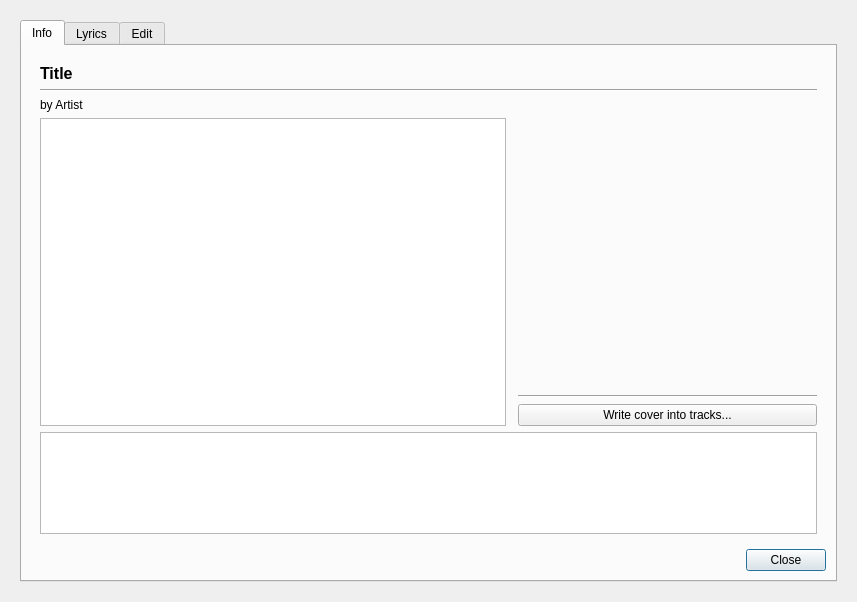
Above: src/Gui/InfoDialog/GUI_InfoDialog.ui from Inferno214221/sayonara-player before the change. Below: the same form after it.
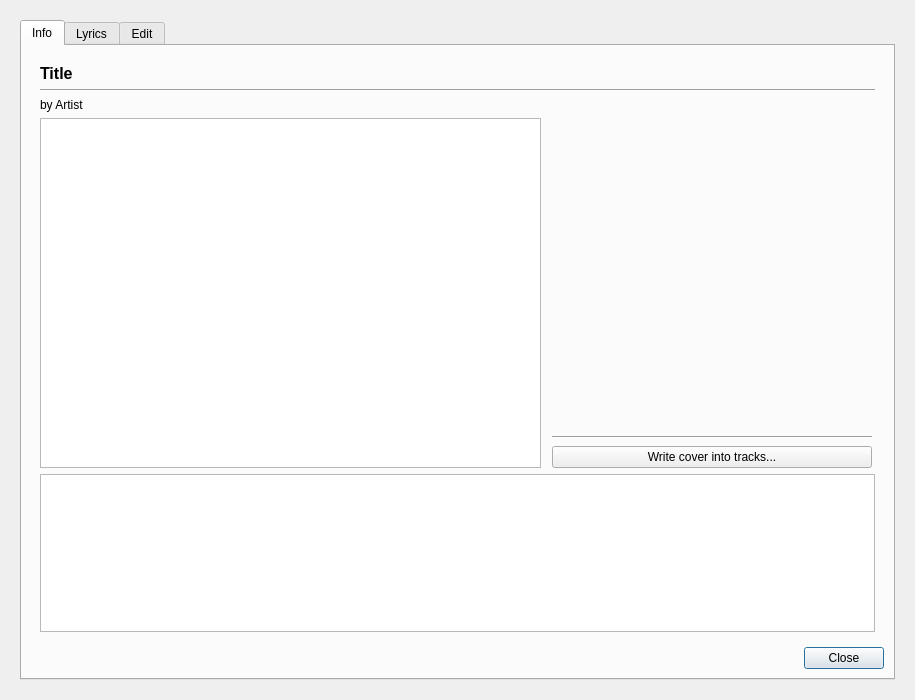
That is the form after the change. Icons and pictures are not drawn. Custom widgets are drawn as their Qt base class.

Commit message: Info Dialog size policy changed

```diff
--- a/src/Gui/InfoDialog/GUI_InfoDialog.ui
+++ b/src/Gui/InfoDialog/GUI_InfoDialog.ui
@@ -6,8 +6,8 @@
    <rect>
     <x>0</x>
     <y>0</y>
-    <width>857</width>
-    <height>602</height>
+    <width>915</width>
+    <height>700</height>
    </rect>
   </property>
   <property name="minimumSize">
@@ -86,7 +86,27 @@
               <property name="horizontalSpacing">
                <number>3</number>
               </property>
-              <item row="0" column="0" colspan="3">
+              <item row="1" column="0" colspan="5">
+               <widget class="Line" name="line">
+                <property name="orientation">
+                 <enum>Qt::Horizontal</enum>
+                </property>
+               </widget>
+              </item>
+              <item row="5" column="0">
+               <widget class="QTableWidget" name="table_info">
+                <attribute name="horizontalHeaderVisible">
+                 <bool>false</bool>
+                </attribute>
+                <attribute name="horizontalHeaderStretchLastSection">
+                 <bool>true</bool>
+                </attribute>
+                <attribute name="verticalHeaderVisible">
+                 <bool>false</bool>
+                </attribute>
+               </widget>
+              </item>
+              <item row="0" column="0" colspan="4">
                <widget class="QLabel" name="lab_title">
                 <property name="sizePolicy">
                  <sizepolicy hsizetype="MinimumExpanding" vsizetype="Maximum">
@@ -109,108 +129,6 @@
                 </property>
                </widget>
               </item>
-              <item row="1" column="0" colspan="4">
-               <widget class="Line" name="line">
-                <property name="orientation">
-                 <enum>Qt::Horizontal</enum>
-                </property>
-               </widget>
-              </item>
-              <item row="5" column="2" colspan="2">
-               <widget class="QWidget" name="widget" native="true">
-                <property name="sizePolicy">
-                 <sizepolicy hsizetype="MinimumExpanding" vsizetype="Preferred">
-                  <horstretch>0</horstretch>
-                  <verstretch>0</verstretch>
-                 </sizepolicy>
-                </property>
-                <property name="minimumSize">
-                 <size>
-                  <width>300</width>
-                  <height>0</height>
-                 </size>
-                </property>
-                <layout class="QGridLayout" name="gridLayout_5">
-                 <property name="leftMargin">
-                  <number>0</number>
-                 </property>
-                 <property name="topMargin">
-                  <number>0</number>
-                 </property>
-                 <property name="rightMargin">
-                  <number>0</number>
-                 </property>
-                 <property name="bottomMargin">
-                  <number>0</number>
-                 </property>
-                 <item row="2" column="2">
-                  <widget class="QPushButton" name="btn_write_cover_to_tracks">
-                   <property name="text">
-                    <string notr="true">Write cover into tracks...</string>
-                   </property>
-                  </widget>
-                 </item>
-                 <item row="1" column="2">
-                  <widget class="Line" name="line_2">
-                   <property name="orientation">
-                    <enum>Qt::Horizontal</enum>
-                   </property>
-                  </widget>
-                 </item>
-                 <item row="0" column="1">
-                  <spacer name="verticalSpacer">
-                   <property name="orientation">
-                    <enum>Qt::Vertical</enum>
-                   </property>
-                   <property name="sizeHint" stdset="0">
-                    <size>
-                     <width>1</width>
-                     <height>40</height>
-                    </size>
-                   </property>
-                  </spacer>
-                 </item>
-                 <item row="0" column="2">
-                  <widget class="Gui::CoverButton" name="btn_image">
-                   <property name="sizePolicy">
-                    <sizepolicy hsizetype="MinimumExpanding" vsizetype="MinimumExpanding">
-                     <horstretch>0</horstretch>
-                     <verstretch>0</verstretch>
-                    </sizepolicy>
-                   </property>
-                   <property name="focusPolicy">
-                    <enum>Qt::StrongFocus</enum>
-                   </property>
-                   <property name="text">
-                    <string notr="true"/>
-                   </property>
-                   <property name="flat">
-                    <bool>true</bool>
-                   </property>
-                  </widget>
-                 </item>
-                </layout>
-               </widget>
-              </item>
-              <item row="5" column="0">
-               <widget class="QTableWidget" name="table_info">
-                <property name="sizePolicy">
-                 <sizepolicy hsizetype="MinimumExpanding" vsizetype="MinimumExpanding">
-                  <horstretch>3</horstretch>
-                  <verstretch>3</verstretch>
-                 </sizepolicy>
-                </property>
-                <attribute name="horizontalHeaderVisible">
-                 <bool>false</bool>
-                </attribute>
-                <attribute name="horizontalHeaderStretchLastSection">
-                 <bool>true</bool>
-                </attribute>
-                <attribute name="verticalHeaderVisible">
-                 <bool>false</bool>
-                </attribute>
-               </widget>
-              </item>
               <item row="4" column="0">
                <widget class="QLabel" name="lab_subheader">
                 <property name="sizePolicy">
@@ -224,7 +142,7 @@
                 </property>
                </widget>
               </item>
-              <item row="6" column="0" colspan="4">
+              <item row="6" column="0" colspan="5">
                <widget class="QListWidget" name="list_paths">
                 <property name="sizePolicy">
                  <sizepolicy hsizetype="Preferred" vsizetype="Maximum">
@@ -235,18 +153,77 @@
                </widget>
               </item>
               <item row="5" column="1">
-               <spacer name="verticalSpacer_2">
+               <spacer name="verticalSpacer">
                 <property name="orientation">
                  <enum>Qt::Vertical</enum>
                 </property>
+                <property name="sizeType">
+                 <enum>QSizePolicy::MinimumExpanding</enum>
+                </property>
                 <property name="sizeHint" stdset="0">
                  <size>
                   <width>5</width>
-                  <height>40</height>
+                  <height>350</height>
                  </size>
                 </property>
                </spacer>
               </item>
+              <item row="5" column="2" colspan="2">
+               <layout class="QVBoxLayout" name="verticalLayout">
+                <property name="spacing">
+                 <number>2</number>
+                </property>
+                <item>
+                 <widget class="Gui::CoverButton" name="btn_image">
+                  <property name="sizePolicy">
+                   <sizepolicy hsizetype="MinimumExpanding" vsizetype="MinimumExpanding">
+                    <horstretch>0</horstretch>
+                    <verstretch>0</verstretch>
+                   </sizepolicy>
+                  </property>
+                  <property name="focusPolicy">
+                   <enum>Qt::StrongFocus</enum>
+                  </property>
+                  <property name="text">
+                   <string notr="true"/>
+                  </property>
+                  <property name="flat">
+                   <bool>true</bool>
+                  </property>
+                 </widget>
+                </item>
+                <item>
+                 <widget class="Line" name="line_2">
+                  <property name="orientation">
+                   <enum>Qt::Horizontal</enum>
+                  </property>
+                 </widget>
+                </item>
+                <item>
+                 <spacer name="horizontalSpacer">
+                  <property name="orientation">
+                   <enum>Qt::Horizontal</enum>
+                  </property>
+                  <property name="sizeType">
+                   <enum>QSizePolicy::Preferred</enum>
+                  </property>
+                  <property name="sizeHint" stdset="0">
+                   <size>
+                    <width>320</width>
+                    <height>5</height>
+                   </size>
+                  </property>
+                 </spacer>
+                </item>
+                <item>
+                 <widget class="QPushButton" name="btn_write_cover_to_tracks">
+                  <property name="text">
+                   <string notr="true">Write cover into tracks...</string>
+                  </property>
+                 </widget>
+                </item>
+               </layout>
+              </item>
              </layout>
             </widget>
            </item>
```
